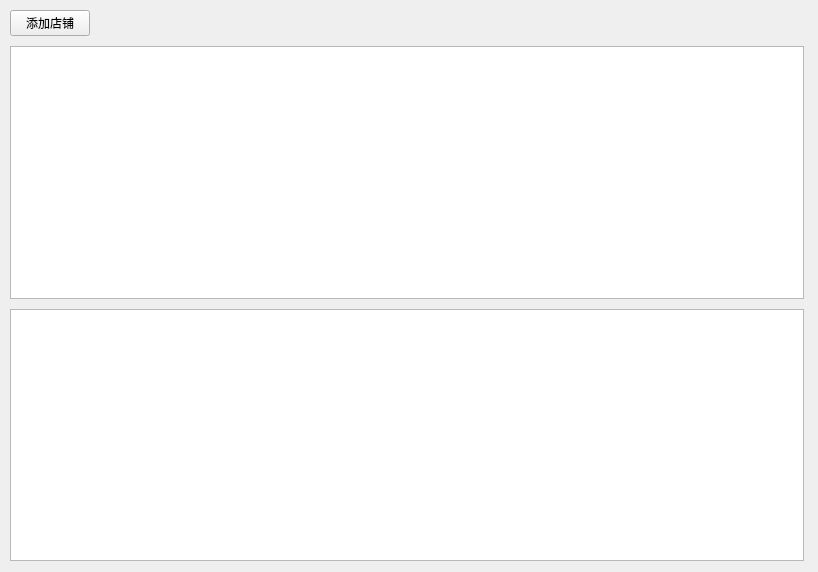
Above: main/mainwindow.ui from kinglon/doushop before the change. Below: the same form after it.
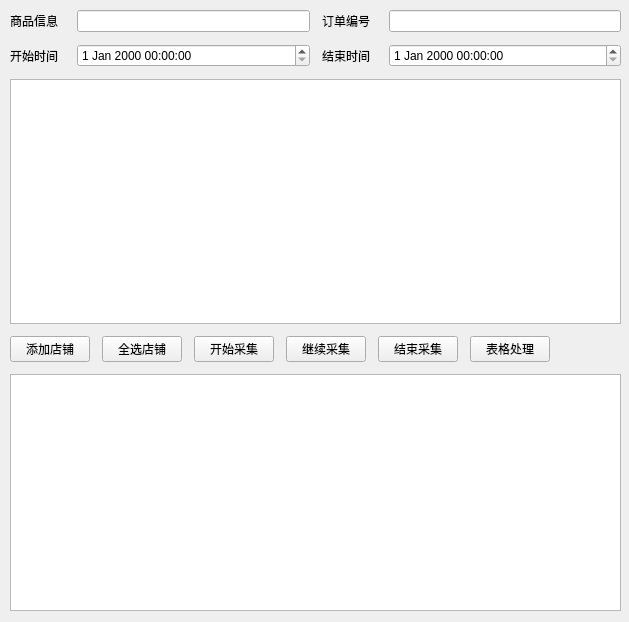
That is the form after the change.

Patch:
```diff
--- a/main/mainwindow.ui
+++ b/main/mainwindow.ui
@@ -6,8 +6,8 @@
    <rect>
     <x>0</x>
     <y>0</y>
-    <width>818</width>
-    <height>572</height>
+    <width>629</width>
+    <height>622</height>
    </rect>
   </property>
   <property name="minimumSize">
@@ -20,19 +20,134 @@
    <string>苹果助手</string>
   </property>
   <widget class="QWidget" name="centralwidget">
-   <widget class="QWidget" name="layoutWidget">
+   <widget class="QWidget" name="">
     <property name="geometry">
      <rect>
       <x>10</x>
       <y>10</y>
-      <width>794</width>
-      <height>551</height>
+      <width>611</width>
+      <height>601</height>
      </rect>
     </property>
     <layout class="QVBoxLayout" name="verticalLayout">
      <property name="spacing">
-      <number>10</number>
+      <number>12</number>
      </property>
+     <item>
+      <layout class="QHBoxLayout" name="horizontalLayout_2">
+       <item>
+        <widget class="QLabel" name="label">
+         <property name="minimumSize">
+          <size>
+           <width>55</width>
+           <height>0</height>
+          </size>
+         </property>
+         <property name="maximumSize">
+          <size>
+           <width>55</width>
+           <height>16777215</height>
+          </size>
+         </property>
+         <property name="text">
+          <string>商品信息</string>
+         </property>
+        </widget>
+       </item>
+       <item>
+        <widget class="QLineEdit" name="goodsInfoEdit"/>
+       </item>
+       <item>
+        <widget class="QLabel" name="label_2">
+         <property name="minimumSize">
+          <size>
+           <width>55</width>
+           <height>0</height>
+          </size>
+         </property>
+         <property name="maximumSize">
+          <size>
+           <width>55</width>
+           <height>16777215</height>
+          </size>
+         </property>
+         <property name="text">
+          <string>订单编号</string>
+         </property>
+        </widget>
+       </item>
+       <item>
+        <widget class="QLineEdit" name="orderIdEdit"/>
+       </item>
+      </layout>
+     </item>
+     <item>
+      <layout class="QHBoxLayout" name="horizontalLayout_3">
+       <item>
+        <widget class="QLabel" name="label_3">
+         <property name="minimumSize">
+          <size>
+           <width>55</width>
+           <height>0</height>
+          </size>
+         </property>
+         <property name="maximumSize">
+          <size>
+           <width>55</width>
+           <height>16777215</height>
+          </size>
+         </property>
+         <property name="text">
+          <string>开始时间</string>
+         </property>
+        </widget>
+       </item>
+       <item>
+        <widget class="QDateTimeEdit" name="beginDateTimeEdit"/>
+       </item>
+       <item>
+        <widget class="QLabel" name="label_4">
+         <property name="minimumSize">
+          <size>
+           <width>55</width>
+           <height>0</height>
+          </size>
+         </property>
+         <property name="maximumSize">
+          <size>
+           <width>55</width>
+           <height>16777215</height>
+          </size>
+         </property>
+         <property name="text">
+          <string>结束时间</string>
+         </property>
+        </widget>
+       </item>
+       <item>
+        <widget class="QDateTimeEdit" name="endDateTimeEdit"/>
+       </item>
+      </layout>
+     </item>
+     <item>
+      <widget class="QListWidget" name="listWidget">
+       <property name="minimumSize">
+        <size>
+         <width>0</width>
+         <height>245</height>
+        </size>
+       </property>
+       <property name="selectionMode">
+        <enum>QAbstractItemView::NoSelection</enum>
+       </property>
+       <property name="gridSize">
+        <size>
+         <width>0</width>
+         <height>30</height>
+        </size>
+       </property>
+      </widget>
+     </item>
      <item>
       <layout class="QHBoxLayout" name="horizontalLayout">
        <item>
@@ -42,6 +157,41 @@
          </property>
         </widget>
        </item>
+       <item>
+        <widget class="QPushButton" name="selectShopBtn">
+         <property name="text">
+          <string>全选店铺</string>
+         </property>
+        </widget>
+       </item>
+       <item>
+        <widget class="QPushButton" name="beginCollectBtn">
+         <property name="text">
+          <string>开始采集</string>
+         </property>
+        </widget>
+       </item>
+       <item>
+        <widget class="QPushButton" name="continueCollectBtn">
+         <property name="text">
+          <string>继续采集</string>
+         </property>
+        </widget>
+       </item>
+       <item>
+        <widget class="QPushButton" name="stopCollectBtn">
+         <property name="text">
+          <string>结束采集</string>
+         </property>
+        </widget>
+       </item>
+       <item>
+        <widget class="QPushButton" name="excelBtn">
+         <property name="text">
+          <string>表格处理</string>
+         </property>
+        </widget>
+       </item>
        <item>
         <spacer name="horizontalSpacer">
          <property name="orientation">
@@ -57,25 +207,6 @@
        </item>
       </layout>
      </item>
-     <item>
-      <widget class="QListWidget" name="listWidget">
-       <property name="minimumSize">
-        <size>
-         <width>792</width>
-         <height>0</height>
-        </size>
-       </property>
-       <property name="selectionMode">
-        <enum>QAbstractItemView::NoSelection</enum>
-       </property>
-       <property name="gridSize">
-        <size>
-         <width>0</width>
-         <height>30</height>
-        </size>
-       </property>
-      </widget>
-     </item>
      <item>
       <widget class="QTextEdit" name="logEdit">
        <property name="enabled">
```
Left out of the diff: 2 changed lines with no effect on the pictures.
